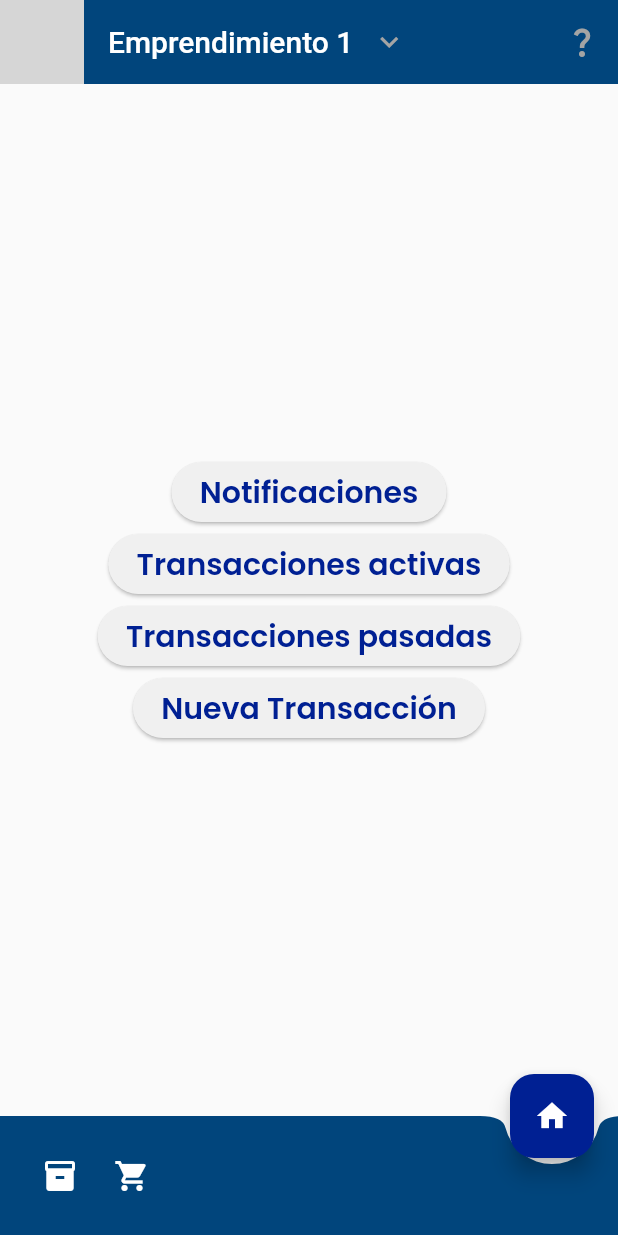
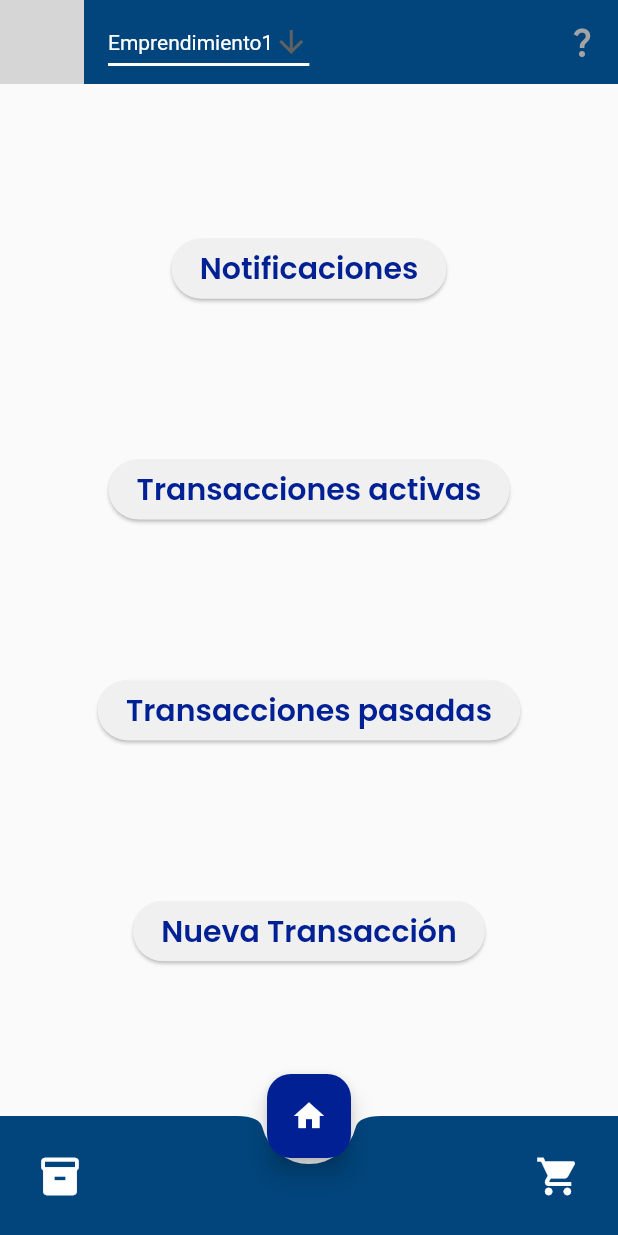
Before and after one commit to caloja1014/renters_io_taws, a Flutter app: the screen it shows after launch, on a phone screen of 412 x 824 dp. Run offline on Flutter 3.47's test engine with Material 2 defaults, Android fonts, the phone set to English and light mode, and no system bars; network calls fail; grey boxes are pictures that could not be loaded.

Commit message:
DropdownButton on AppBar

```diff
--- a/lib/components/app_bar.dart
+++ b/lib/components/app_bar.dart
@@ -1,4 +1,6 @@
 import 'package:flutter/material.dart';
+
+const List<String> list = <String>['Emprendimiento1', 'Two', 'Three', 'Four'];
 
 AppBar buildAppBar(BuildContext context) {
   return AppBar(
@@ -6,17 +8,18 @@ AppBar buildAppBar(BuildContext context) {
       image: NetworkImage(
           'https://flutter.github.io/assets-for-api-docs/assets/widgets/owl.jpg'),
     ),
-    title: Row(
+    title: const Row(
       children: <Widget>[
-        Text('Emprendimiento 1', style: TextStyle(color: Colors.white)),
-        IconButton(
-          icon: const Icon(Icons.expand_more),
-          tooltip: 'Seleccione su emprendimiento',
-          onPressed: () {
-            ScaffoldMessenger.of(context).showSnackBar(
-                const SnackBar(content: Text('Seleccione su emprendimiento')));
-          },
-        ),
+        DropdownButtonCompany()
+        //   Text('Emprendimiento 1', style: TextStyle(color: Colors.white)),
+        //   IconButton(
+        //     icon: const Icon(Icons.expand_more),
+        //     tooltip: 'Seleccione su emprendimiento',
+        //     onPressed: () {
+        //       ScaffoldMessenger.of(context).showSnackBar(
+        //           const SnackBar(content: Text('Seleccione su emprendimiento')));
+        //     },
+        //   ),
       ],
     ),
     backgroundColor: Color.fromARGB(255, 1, 69, 124),
@@ -32,3 +35,42 @@ AppBar buildAppBar(BuildContext context) {
     ],
   );
 }
+
+class DropdownButtonCompany extends StatefulWidget {
+  const DropdownButtonCompany({super.key});
+
+  @override
+  State<DropdownButtonCompany> createState() => _DropdownButtonCompanyState();
+}
+
+class _DropdownButtonCompanyState extends State<DropdownButtonCompany> {
+  String dropdownValue = list.first;
+
+  @override
+  Widget build(BuildContext context) {
+    return DropdownButton<String>(
+      value: dropdownValue,
+      icon: const Icon(Icons.arrow_downward),
+      elevation: 16,
+      dropdownColor: Color.fromARGB(255, 91, 112, 151),
+      style: const TextStyle(color: Color.fromARGB(255, 255, 255, 255)),
+      focusColor: Color.fromARGB(0, 0, 0, 0),
+      underline: Container(
+        height: 2,
+        color: Color.fromARGB(255, 255, 255, 255),
+      ),
+      onChanged: (String? value) {
+        // This is called when the user selects an item.
+        setState(() {
+          dropdownValue = value!;
+        });
+      },
+      items: list.map<DropdownMenuItem<String>>((String value) {
+        return DropdownMenuItem<String>(
+          value: value,
+          child: Text(value),
+        );
+      }).toList(),
+    );
+  }
+}
--- a/lib/components/navigation_bar.dart
+++ b/lib/components/navigation_bar.dart
@@ -24,10 +24,13 @@ class NavigationBar extends StatelessWidget {
       child: IconTheme(
         data: IconThemeData(color: Theme.of(context).colorScheme.onPrimary),
         child: Row(
+          mainAxisSize: MainAxisSize.max,
+          mainAxisAlignment: MainAxisAlignment.spaceBetween,
           children: <Widget>[
-            if (centerLocations.contains(transactionButtonLocation))
-              const Spacer(),
+            // if (centerLocations.contains(transactionButtonLocation))
+            //  const Spacer(),
             IconButton(
+              iconSize: 30,
               tooltip: 'Inventario',
               icon: const Icon(Icons.inventory),
               onPressed: () {
@@ -35,6 +38,7 @@ class NavigationBar extends StatelessWidget {
               },
             ),
             IconButton(
+              iconSize: 30,
               tooltip: 'Transacciones',
               icon: const Icon(Icons.shopping_cart),
               onPressed: () {},
--- a/lib/layout/layout_scaffold.dart
+++ b/lib/layout/layout_scaffold.dart
@@ -9,7 +9,7 @@ class LayoutScaffold extends StatelessWidget {
   LayoutScaffold({super.key, required this.body});
 
   FloatingActionButtonLocation transactionButtonLocation =
-      FloatingActionButtonLocation.endDocked;
+      FloatingActionButtonLocation.centerDocked;
   // final ButtonStyle style = TextButton.styleFrom(foregroundColor: Colors.white);
 
   @override
--- a/lib/pages/home.dart
+++ b/lib/pages/home.dart
@@ -21,7 +21,7 @@ class Content extends StatelessWidget {
   Widget build(BuildContext context) {
     return Center(
       child: Column(
-        mainAxisAlignment: MainAxisAlignment.center,
+        mainAxisAlignment: MainAxisAlignment.spaceEvenly,
         children: [
           ElevatedButton(
             onPressed: () {
```
